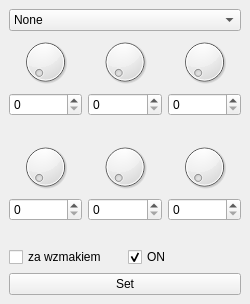
Before: the Qt Designer form plug/effect.ui in b2ornot2b/plug, drawn with Qt 5.
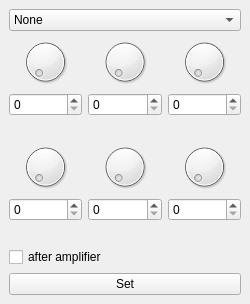
After: the same form once the commit is applied.

```diff
--- a/plug/effect.ui
+++ b/plug/effect.ui
@@ -390,17 +390,7 @@
       <item>
        <widget class="QCheckBox" name="checkBox">
         <property name="text">
-         <string>za wzmakiem</string>
-        </property>
-       </widget>
-      </item>
-      <item>
-       <widget class="QCheckBox" name="checkBox_2">
-        <property name="text">
-         <string>ON</string>
-        </property>
-        <property name="checked">
-         <bool>true</bool>
+         <string>after amplifier</string>
         </property>
        </widget>
       </item>
```
Left out of the diff: 8 changed lines with no effect on the pictures.
